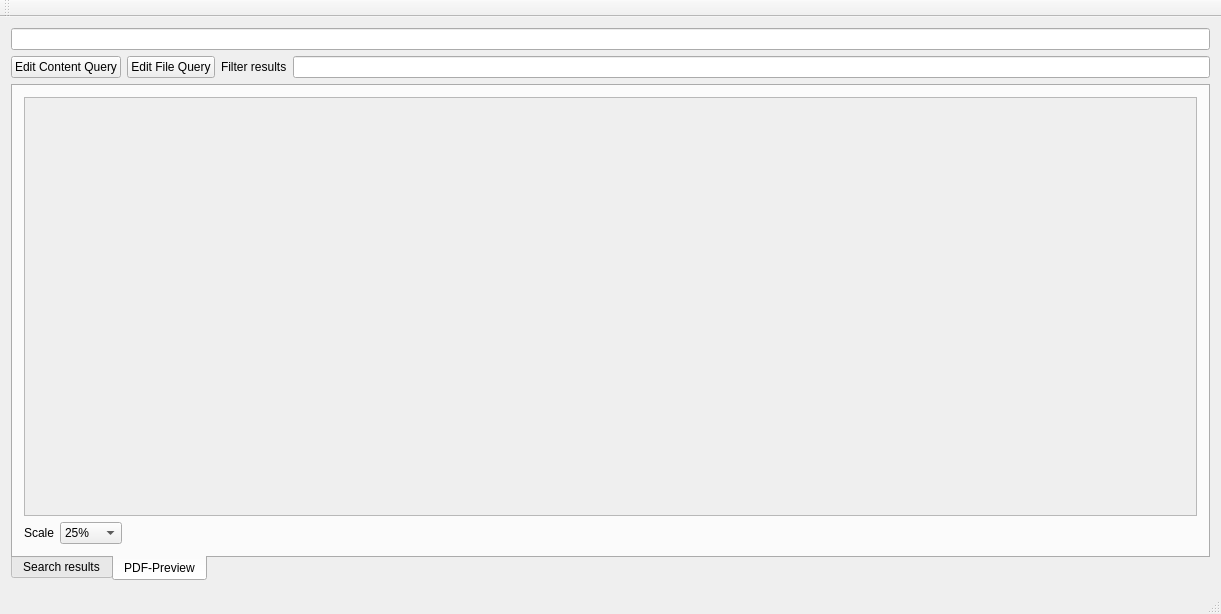
This is gui/mainwindow.ui in quitesimpleorg/looqs as Qt 5 draws it before an edit. The edited form follows.
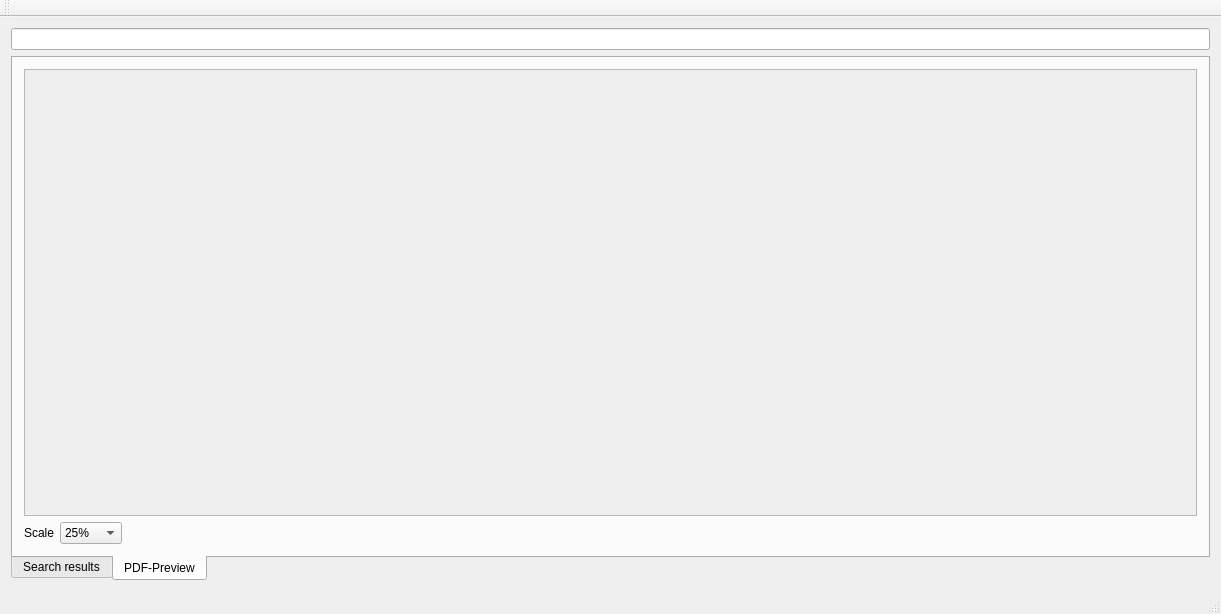
This is the edited form. The open tabs and pages were chosen to show the change.

Commit message: Remove edit file query/content + filter results lineedit

```diff
--- a/gui/mainwindow.ui
+++ b/gui/mainwindow.ui
@@ -19,32 +19,7 @@
      <widget class="QLineEdit" name="txtSearch"/>
     </item>
     <item>
-     <layout class="QHBoxLayout" name="horizontalLayout_3">
-      <item>
-       <widget class="QPushButton" name="pushButton_2">
-        <property name="text">
-         <string>Edit Content Query</string>
-        </property>
-       </widget>
-      </item>
-      <item>
-       <widget class="QPushButton" name="pushButton">
-        <property name="text">
-         <string>Edit File Query</string>
-        </property>
-       </widget>
-      </item>
-      <item>
-       <widget class="QLabel" name="label">
-        <property name="text">
-         <string>Filter results</string>
-        </property>
-       </widget>
-      </item>
-      <item>
-       <widget class="QLineEdit" name="lineEdit"/>
-      </item>
-     </layout>
+     <layout class="QHBoxLayout" name="horizontalLayout_3"/>
     </item>
     <item>
      <widget class="QTabWidget" name="tabWidget">
@@ -107,7 +82,7 @@
              <x>0</x>
              <y>0</y>
              <width>1179</width>
-             <height>397</height>
+             <height>420</height>
             </rect>
            </property>
            <layout class="QHBoxLayout" name="horizontalLayout"/>
```
Left out of the diff: 4 changed lines with no effect on the pictures.
